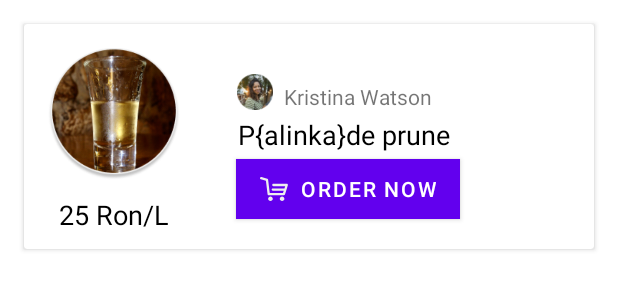
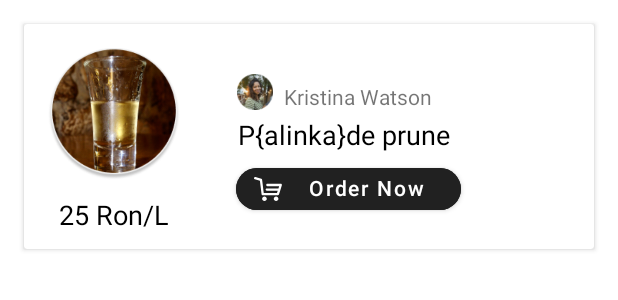
Before and after one commit to fulopzoltan/bazaar-marketplace, an Android app: the layout fare_item.xml on its own in the app's theme, with its tools: preview values and no code run, on a phone screen of 412 x 824 dp. Shown: the top 300 px of the screen. Run offline under Robolectric (Android 15) with nearby library versions, the light colour scheme and no system bars.

Commit message:
Recycler view item design touch ups

```diff
--- a/app/src/main/java/com/example/bazaar_marketplace/api/BazaarApi.kt
+++ b/app/src/main/java/com/example/bazaar_marketplace/api/BazaarApi.kt
@@ -6,5 +6,5 @@ import retrofit2.http.Header
 
 interface BazaarApi {
     @GET("/products")
-    suspend fun getProducts(@Header("token") token: String, @Header("sort") sort: String = "{\"creation_time\" : -1}"): ProductsResponse
+    suspend fun getProducts(@Header("token") token: String, @Header("sort") sort: String = "{\"creation_time\" : 1}"): ProductsResponse
 }
--- a/app/src/main/java/com/example/bazaar_marketplace/models/Product.kt
+++ b/app/src/main/java/com/example/bazaar_marketplace/models/Product.kt
@@ -1,8 +1,6 @@
 package com.example.bazaar_marketplace.models
 
 import com.google.gson.annotations.SerializedName
-import java.sql.Timestamp
-
 
 data class ProductsResponse(
     @SerializedName("item_count")
--- a/app/src/main/res/layout/fare_item.xml
+++ b/app/src/main/res/layout/fare_item.xml
@@ -22,12 +22,16 @@
             app:layout_constraintTop_toTopOf="parent"
             app:layout_constraintVertical_bias="0.258" />
 
+
         <TextView
             android:id="@+id/fare_item_price"
             android:layout_width="88dp"
             android:layout_height="wrap_content"
             android:layout_marginStart="16dp"
             android:text="25 Ron/L"
+            android:maxLines="1"
+            android:scrollHorizontally="true"
+            android:ellipsize="end"
             android:textAlignment="center"
             android:textColor="@color/black"
             android:textSize="18sp"
@@ -35,14 +39,19 @@
             app:layout_constraintStart_toStartOf="parent"
             app:layout_constraintTop_toBottomOf="@+id/fare_item_image" />
 
-        <Button
+        <com.google.android.material.button.MaterialButton
+            style="@style/Widget.MaterialComponents.Button.Icon"
             android:id="@+id/fare_item_order_button"
-            android:layout_width="wrap_content"
+            android:layout_width="150dp"
             android:layout_height="40dp"
             android:layout_marginBottom="20dp"
-            android:background="@color/black"
-            android:drawableLeft="@drawable/ic_shopping_cart"
-            android:text="Order now"
+            app:cornerRadius="30dp"
+            android:gravity="center"
+            android:text="Order Now"
+            android:backgroundTint="#212121"
+            android:includeFontPadding="false"
+            android:textAllCaps="false"
+            app:icon="@drawable/ic_shopping_cart"
             app:layout_constraintBottom_toBottomOf="parent"
             app:layout_constraintEnd_toEndOf="parent"
             app:layout_constraintHorizontal_bias="0.614"
@@ -65,6 +74,7 @@
             android:layout_height="wrap_content"
             android:layout_marginBottom="92dp"
             android:text="Kristina Watson"
+            android:maxLines="1"
             app:layout_constraintBottom_toBottomOf="parent"
             app:layout_constraintEnd_toEndOf="parent"
             app:layout_constraintHorizontal_bias="0.755"
@@ -76,6 +86,9 @@
             android:layout_height="wrap_content"
             android:layout_marginBottom="4dp"
             android:text="P{alinka}de prune"
+            android:maxLines="1"
+            android:scrollHorizontally="true"
+            android:ellipsize="end"
             android:textColor="@color/black"
             android:textFontWeight="700"
             android:textSize="18sp"
```
